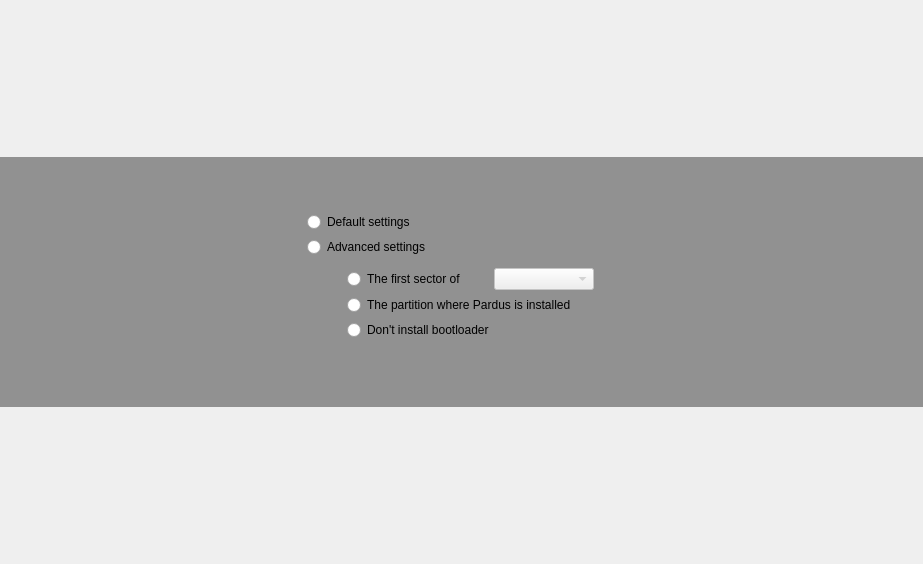
Qt form yali-proximate/yali/gui/Ui/bootloaderwidget.ui (pars-linux/uludag) before a commit.
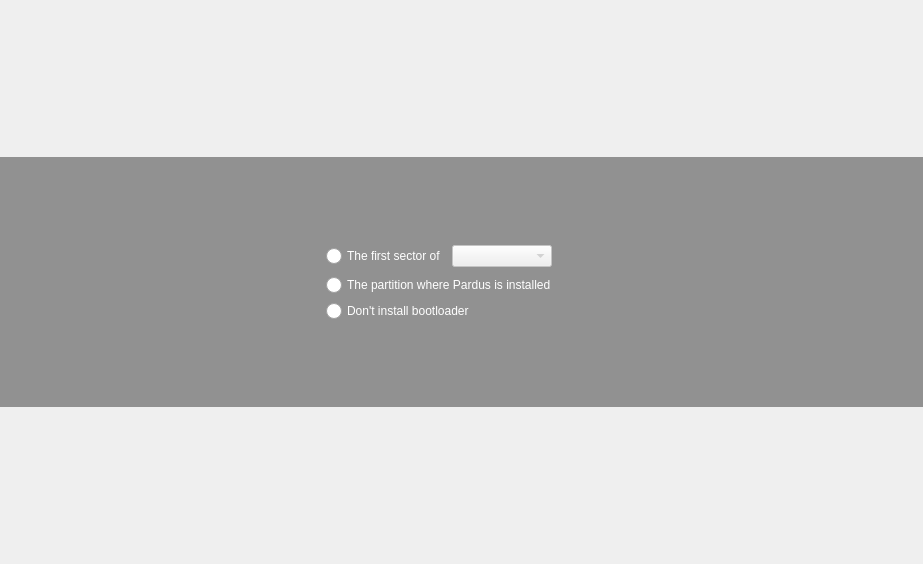
The same form after that commit. Icons and pictures are not drawn.

```diff
--- a/yali-proximate/yali/gui/Ui/bootloaderwidget.ui
+++ b/yali-proximate/yali/gui/Ui/bootloaderwidget.ui
@@ -41,7 +41,42 @@
       </size>
      </property>
      <property name="styleSheet">
-      <string notr="true">#frame{background-color: rgba(0,0,0,100)}</string>
+      <string notr="true">#frame{background-color: rgba(0,0,0,100)}
+
+ QGroupBox {
+     background-color: rgba(0,0,0,0);
+     border-radius: 2px;
+     margin-top: 0ex; /* leave space at the top for the title */
+ }
+
+QRadioButton {
+    color: white;
+    spacing: 5px;
+}
+
+QRadioButton::indicator {
+    width: 16px;
+    height: 16px;
+}
+
+QRadioButton::indicator::unchecked {
+	
+	image: url(:/images/radiobutton_unchecked.png);
+}
+
+QRadioButton::indicator::unchecked:hover {
+	image: url(:/gui/pics/arrow-right.png);
+}
+
+QRadioButton::indicator::checked {
+	image: url(:/gui/pics/task-accepted.png);
+  
+}
+
+QRadioButton::indicator::checked:hover {
+	image: url(:/gui/pics/task-accepted.png);
+}
+</string>
      </property>
      <property name="frameShape">
       <enum>QFrame::NoFrame</enum>
@@ -71,6 +106,9 @@
       </item>
       <item row="0" column="1">
        <layout class="QHBoxLayout" name="horizontalLayout_2">
+        <property name="spacing">
+         <number>30</number>
+        </property>
         <item>
          <widget class="QLabel" name="pix">
           <property name="maximumSize">
@@ -96,7 +134,7 @@
         <item>
          <layout class="QVBoxLayout" name="verticalLayout">
           <property name="spacing">
-           <number>0</number>
+           <number>10</number>
           </property>
           <property name="leftMargin">
            <number>0</number>
@@ -121,7 +159,7 @@
            <widget class="QGroupBox" name="buttonGroup">
             <property name="minimumSize">
              <size>
-              <width>350</width>
+              <width>309</width>
               <height>0</height>
              </size>
             </property>
@@ -132,7 +170,7 @@
              </size>
             </property>
             <property name="styleSheet">
-             <string notr="true">#buttonGroup{border: 0px}</string>
+             <string notr="true"/>
             </property>
             <property name="title">
              <string/>
@@ -145,63 +183,11 @@
               <number>0</number>
              </property>
              <property name="verticalSpacing">
-              <number>5</number>
+              <number>10</number>
              </property>
-             <item row="1" column="0">
-              <widget class="QRadioButton" name="advancedSettings">
-               <property name="text">
-                <string>Advanced settings</string>
-               </property>
-              </widget>
-             </item>
-             <item row="0" column="0">
-              <widget class="QRadioButton" name="defaultSettings">
-               <property name="text">
-                <string>Default settings</string>
-               </property>
-              </widget>
-             </item>
-             <item row="2" column="0">
-              <widget class="QGroupBox" name="advancedSettingsBox">
-               <property name="styleSheet">
-                <string notr="true">#advancedSettingsBox{border: 0px}</string>
-               </property>
-               <property name="title">
-                <string/>
-               </property>
-               <property name="flat">
-                <bool>true</bool>
-               </property>
-               <layout class="QGridLayout" name="gridLayout_2">
-                <property name="leftMargin">
-                 <number>15</number>
-                </property>
-                <property name="topMargin">
+             <property name="margin">
                  <number>0</number>
                 </property>
-                <property name="rightMargin">
-                 <number>4</number>
-                </property>
-                <property name="horizontalSpacing">
-                 <number>0</number>
-                </property>
-                <property name="verticalSpacing">
-                 <number>5</number>
-                </property>
-                <item row="3" column="0" colspan="2">
-                 <widget class="QRadioButton" name="noInstall">
-                  <property name="text">
-                   <string>Don't install bootloader</string>
-                  </property>
-                 </widget>
-                </item>
-                <item row="2" column="0" colspan="2">
-                 <widget class="QRadioButton" name="installPartition">
-                  <property name="text">
-                   <string>The partition where Pardus is installed</string>
-                  </property>
-                 </widget>
-                </item>
                 <item row="0" column="0">
                  <widget class="QRadioButton" name="installMBR">
                   <property name="sizePolicy">
@@ -215,7 +201,7 @@
                   </property>
                  </widget>
                 </item>
-                <item row="0" column="1">
+             <item row="0" column="2">
                  <widget class="QComboBox" name="drives">
                   <property name="enabled">
                    <bool>false</bool>
@@ -240,9 +226,49 @@
                   </property>
                  </widget>
                 </item>
-               </layout>
+             <item row="2" column="0" colspan="4">
+              <widget class="QRadioButton" name="installPartition">
+               <property name="text">
+                <string>The partition where Pardus is installed</string>
+               </property>
               </widget>
              </item>
+             <item row="3" column="0" colspan="3">
+              <widget class="QRadioButton" name="noInstall">
+               <property name="text">
+                <string>Don't install bootloader</string>
+               </property>
+              </widget>
+             </item>
+             <item row="0" column="3">
+              <spacer name="horizontalSpacer_3">
+               <property name="orientation">
+                <enum>Qt::Horizontal</enum>
+               </property>
+               <property name="sizeHint" stdset="0">
+                <size>
+                 <width>40</width>
+                 <height>20</height>
+                </size>
+               </property>
+              </spacer>
+             </item>
+             <item row="0" column="1">
+              <spacer name="horizontalSpacer_4">
+               <property name="orientation">
+                <enum>Qt::Horizontal</enum>
+               </property>
+               <property name="sizeType">
+                <enum>QSizePolicy::Fixed</enum>
+               </property>
+               <property name="sizeHint" stdset="0">
+                <size>
+                 <width>10</width>
+                 <height>20</height>
+                </size>
+               </property>
+              </spacer>
+             </item>
             </layout>
            </widget>
           </item>
```
Left out of the diff: 2 changed lines with no effect on the pictures. Lines whose indentation alone changed are shown as unchanged.
